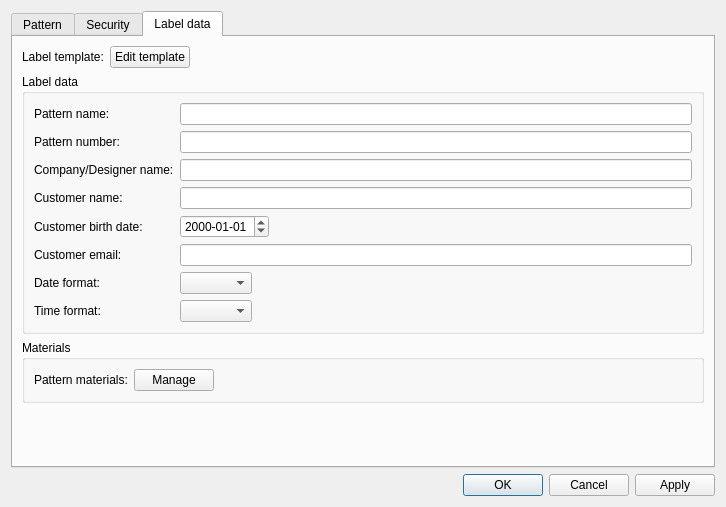
First picture: the form in src/app/valentina/dialogs/dialogpatternproperties.ui, repository dismine/valentina, before the edit.
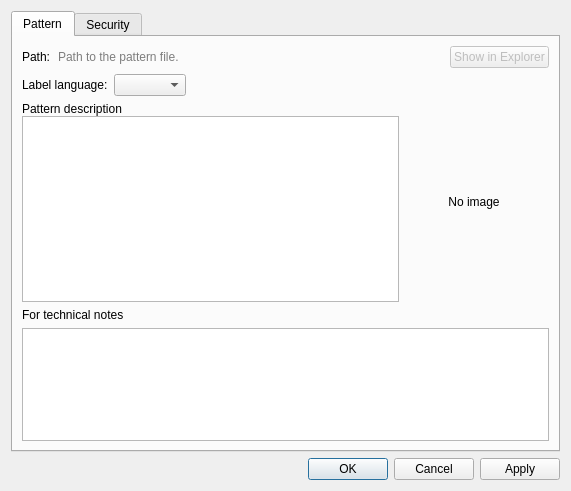
Second picture: the form after the edit. Icons and pictures are not drawn. Custom widgets are drawn as their Qt base class.

Commit message: Move Pattern Label Data tab to piece dialog. Closes #89

What changed in the file:
```diff
--- a/src/app/valentina/dialogs/dialogpatternproperties.ui
+++ b/src/app/valentina/dialogs/dialogpatternproperties.ui
@@ -6,8 +6,8 @@
    <rect>
     <x>0</x>
     <y>0</y>
-    <width>726</width>
-    <height>507</height>
+    <width>571</width>
+    <height>491</height>
    </rect>
   </property>
   <property name="windowTitle">
@@ -21,7 +21,7 @@
    <item>
     <widget class="QTabWidget" name="tabWidget">
      <property name="currentIndex">
-      <number>2</number>
+      <number>0</number>
      </property>
      <widget class="QWidget" name="tab">
       <attribute name="title">
@@ -247,207 +247,6 @@
        </item>
       </layout>
      </widget>
-     <widget class="QWidget" name="tab_4">
-      <attribute name="title">
-       <string>Label data</string>
-      </attribute>
-      <layout class="QVBoxLayout" name="verticalLayout_32">
-       <item>
-        <layout class="QHBoxLayout" name="horizontalLayout_19">
-         <item>
-          <widget class="QLabel" name="label_13">
-           <property name="text">
-            <string>Label template:</string>
-           </property>
-          </widget>
-         </item>
-         <item>
-          <widget class="QPushButton" name="pushButtonEditPatternLabel">
-           <property name="toolTip">
-            <string>Edit pattern label</string>
-           </property>
-           <property name="text">
-            <string>Edit template</string>
-           </property>
-          </widget>
-         </item>
-         <item>
-          <spacer name="horizontalSpacer">
-           <property name="orientation">
-            <enum>Qt::Horizontal</enum>
-           </property>
-           <property name="sizeHint" stdset="0">
-            <size>
-             <width>40</width>
-             <height>20</height>
-            </size>
-           </property>
-          </spacer>
-         </item>
-        </layout>
-       </item>
-       <item>
-        <widget class="QGroupBox" name="groupBox_4">
-         <property name="sizePolicy">
-          <sizepolicy hsizetype="Preferred" vsizetype="Preferred">
-           <horstretch>0</horstretch>
-           <verstretch>1</verstretch>
-          </sizepolicy>
-         </property>
-         <property name="title">
-          <string>Label data</string>
-         </property>
-         <layout class="QFormLayout" name="formLayout_2">
-          <property name="fieldGrowthPolicy">
-           <enum>QFormLayout::ExpandingFieldsGrow</enum>
-          </property>
-          <item row="0" column="0">
-           <widget class="QLabel" name="label_6">
-            <property name="text">
-             <string>Pattern name:</string>
-            </property>
-           </widget>
-          </item>
-          <item row="0" column="1">
-           <widget class="VLineEdit" name="lineEditPatternName">
-            <property name="maxLength">
-             <number>30</number>
-            </property>
-           </widget>
-          </item>
-          <item row="1" column="0">
-           <widget class="QLabel" name="label_7">
-            <property name="text">
-             <string>Pattern number:</string>
-            </property>
-           </widget>
-          </item>
-          <item row="1" column="1">
-           <widget class="VLineEdit" name="lineEditPatternNumber">
-            <property name="maxLength">
-             <number>30</number>
-            </property>
-           </widget>
-          </item>
-          <item row="2" column="0">
-           <widget class="QLabel" name="label_8">
-            <property name="text">
-             <string>Company/Designer name:</string>
-            </property>
-           </widget>
-          </item>
-          <item row="2" column="1">
-           <widget class="VLineEdit" name="lineEditCompanyName">
-            <property name="maxLength">
-             <number>30</number>
-            </property>
-           </widget>
-          </item>
-          <item row="3" column="0">
-           <widget class="QLabel" name="label_10">
-            <property name="text">
-             <string>Customer name:</string>
-            </property>
-           </widget>
-          </item>
-          <item row="3" column="1">
-           <widget class="VLineEdit" name="lineEditCustomerName">
-            <property name="maxLength">
-             <number>30</number>
-            </property>
-           </widget>
-          </item>
-          <item row="6" column="0">
-           <widget class="QLabel" name="label">
-            <property name="text">
-             <string>Date format:</string>
-            </property>
-           </widget>
-          </item>
-          <item row="6" column="1">
-           <widget class="QComboBox" name="comboBoxDateFormat"/>
-          </item>
-          <item row="7" column="0">
-           <widget class="QLabel" name="label_11">
-            <property name="text">
-             <string>Time format:</string>
-            </property>
-           </widget>
-          </item>
-          <item row="7" column="1">
-           <widget class="QComboBox" name="comboBoxTimeFormat"/>
-          </item>
-          <item row="4" column="0">
-           <widget class="QLabel" name="label_4">
-            <property name="text">
-             <string>Customer birth date:</string>
-            </property>
-           </widget>
-          </item>
-          <item row="4" column="1">
-           <widget class="QDateEdit" name="dateEditCustomerBirthDate">
-            <property name="displayFormat">
-             <string>yyyy-MM-dd</string>
-            </property>
-           </widget>
-          </item>
-          <item row="5" column="0">
-           <widget class="QLabel" name="label_5">
-            <property name="text">
-             <string>Customer email:</string>
-            </property>
-           </widget>
-          </item>
-          <item row="5" column="1">
-           <widget class="QLineEdit" name="lineEditCustomerEmail"/>
-          </item>
-         </layout>
-        </widget>
-       </item>
-       <item>
-        <widget class="QGroupBox" name="groupBox_2">
-         <property name="title">
-          <string>Materials</string>
-         </property>
-         <layout class="QFormLayout" name="formLayout">
-          <property name="fieldGrowthPolicy">
-           <enum>QFormLayout::ExpandingFieldsGrow</enum>
-          </property>
-          <item row="0" column="0">
-           <widget class="QLabel" name="label_14">
-            <property name="text">
-             <string>Pattern materials:</string>
-            </property>
-           </widget>
-          </item>
-          <item row="0" column="1">
-           <widget class="QPushButton" name="pushButtonPatternMaterials">
-            <property name="toolTip">
-             <string>Manage list of pattern materials</string>
-            </property>
-            <property name="text">
-             <string>Manage</string>
-            </property>
-           </widget>
-          </item>
-         </layout>
-        </widget>
-       </item>
-       <item>
-        <spacer name="verticalSpacer">
-         <property name="orientation">
-          <enum>Qt::Vertical</enum>
-         </property>
-         <property name="sizeHint" stdset="0">
-          <size>
-           <width>20</width>
-           <height>9000</height>
-          </size>
-         </property>
-        </spacer>
-       </item>
-      </layout>
-     </widget>
     </widget>
    </item>
    <item>
@@ -468,11 +267,6 @@
    <extends>QPlainTextEdit</extends>
    <header location="global">vplaintextedit.h</header>
   </customwidget>
-  <customwidget>
-   <class>VLineEdit</class>
-   <extends>QLineEdit</extends>
-   <header>vlineedit.h</header>
-  </customwidget>
  </customwidgets>
  <resources>
   <include location="../../../libs/vmisc/share/resources/icon.qrc"/>
```
The commit also changes 26 other files.
